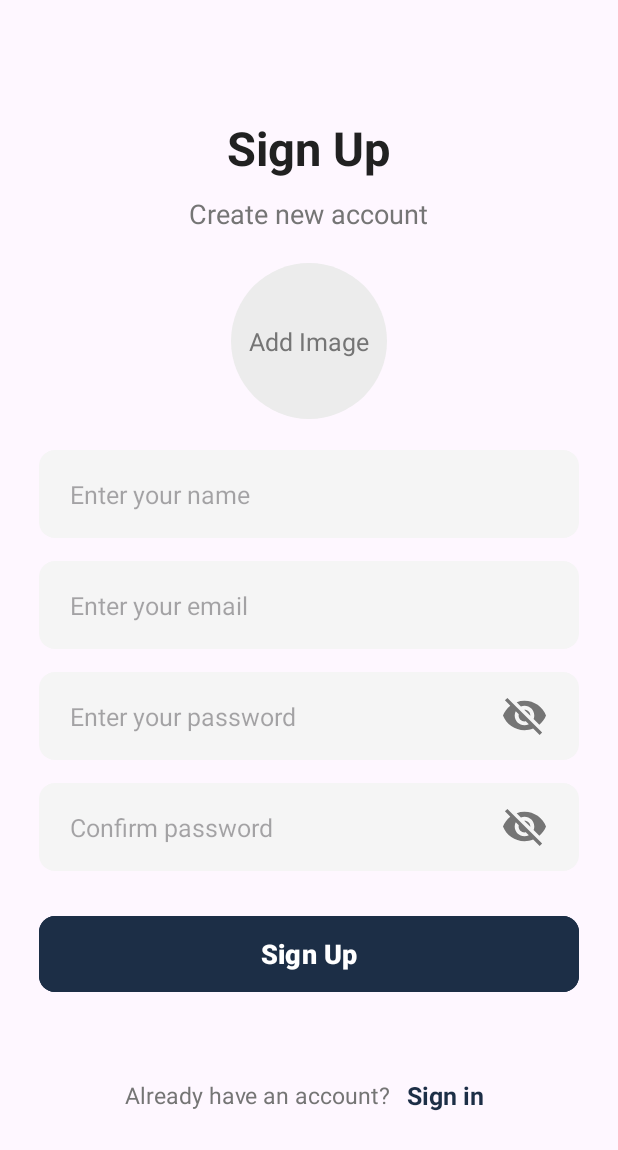
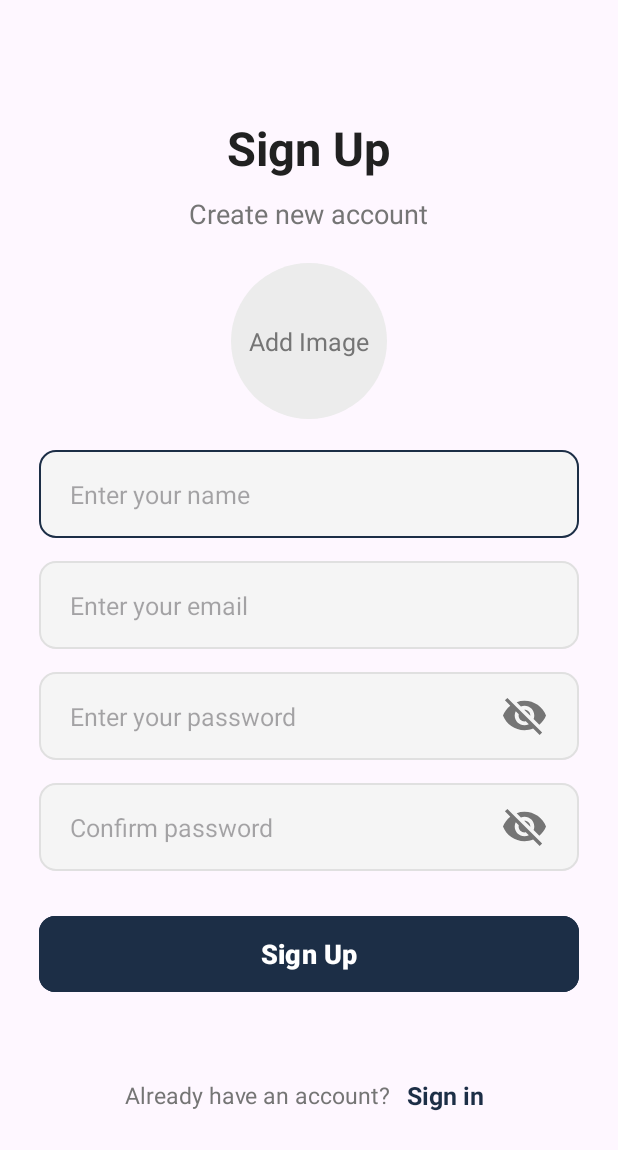
Before and after one commit to hogiabao7725/BotChatty-Android-App, an Android app: the SignUpActivity screen opened directly, with no data from a screen before it, on a phone screen of 412 x 824 dp. Shown: the top 1150 px of the screen. Run offline under Robolectric (Android 15) with nearby library versions, the phone set to English and light mode, and no system bars; our stand-ins replace Firebase (no records; nobody signed in at launch, a user with empty details on screens opened directly), sdp/ssp sizes; plain views replace RoundedImageView.

Commit message:
custom UI Login & Sign up

```diff
--- /dev/null
+++ b/app/src/main/res/drawable/selector_input.xml
@@ -0,0 +1,21 @@
+<?xml version="1.0" encoding="utf-8"?>
+<selector xmlns:android="http://schemas.android.com/apk/res/android">
+    <item android:state_focused="true">
+        <shape android:shape="rectangle">
+            <solid android:color="#F5F5F5" />
+            <corners android:radius="@dimen/_8sdp" />
+            <stroke
+                android:width="1dp"
+                android:color="@color/primary" />
+        </shape>
+    </item>
+    <item>
+        <shape android:shape="rectangle">
+            <solid android:color="#F5F5F5" />
+            <corners android:radius="@dimen/_8sdp" />
+            <stroke
+                android:width="1dp"
+                android:color="#E0E0E0" />
+        </shape>
+    </item>
+</selector>
--- a/app/src/main/res/layout/activity_sign_in.xml
+++ b/app/src/main/res/layout/activity_sign_in.xml
@@ -37,7 +37,7 @@
         android:layout_width="match_parent"
         android:layout_height="wrap_content"
         android:layout_marginTop="@dimen/_20sdp"
-        android:background="@drawable/background_input"
+        android:background="@drawable/selector_input"
         android:hint="@string/enter_username_email"
         android:imeOptions="actionNext"
         android:importantForAutofill="no"
@@ -57,7 +57,7 @@
             android:id="@+id/inputPassword"
             android:layout_width="match_parent"
             android:layout_height="wrap_content"
-            android:background="@drawable/background_input"
+            android:background="@drawable/selector_input"
             android:hint="@string/enter_your_password"
             android:imeOptions="actionDone"
             android:importantForAutofill="no"
--- a/app/src/main/res/layout/activity_sign_up.xml
+++ b/app/src/main/res/layout/activity_sign_up.xml
@@ -75,7 +75,7 @@
                 android:layout_width="match_parent"
                 android:layout_height="wrap_content"
                 android:layout_marginTop="@dimen/_16sdp"
-                android:background="@drawable/background_input"
+                android:background="@drawable/selector_input"
                 android:hint="@string/enter_your_name"
                 android:imeOptions="actionNext"
                 android:importantForAutofill="no"
@@ -90,7 +90,7 @@
                 android:layout_width="match_parent"
                 android:layout_height="wrap_content"
                 android:layout_marginTop="@dimen/_12sdp"
-                android:background="@drawable/background_input"
+                android:background="@drawable/selector_input"
                 android:hint="@string/enter_your_email"
                 android:imeOptions="actionNext"
                 android:importantForAutofill="no"
@@ -110,7 +110,7 @@
                     android:id="@+id/inputPassword"
                     android:layout_width="match_parent"
                     android:layout_height="wrap_content"
-                    android:background="@drawable/background_input"
+                    android:background="@drawable/selector_input"
                     android:hint="@string/enter_your_password"
                     android:imeOptions="actionNext"
                     android:importantForAutofill="no"
@@ -141,7 +141,7 @@
                     android:id="@+id/inputConfirmPassword"
                     android:layout_width="match_parent"
                     android:layout_height="wrap_content"
-                    android:background="@drawable/background_input"
+                    android:background="@drawable/selector_input"
                     android:hint="@string/confirm_password"
                     android:imeOptions="actionDone"
                     android:importantForAutofill="no"
```
